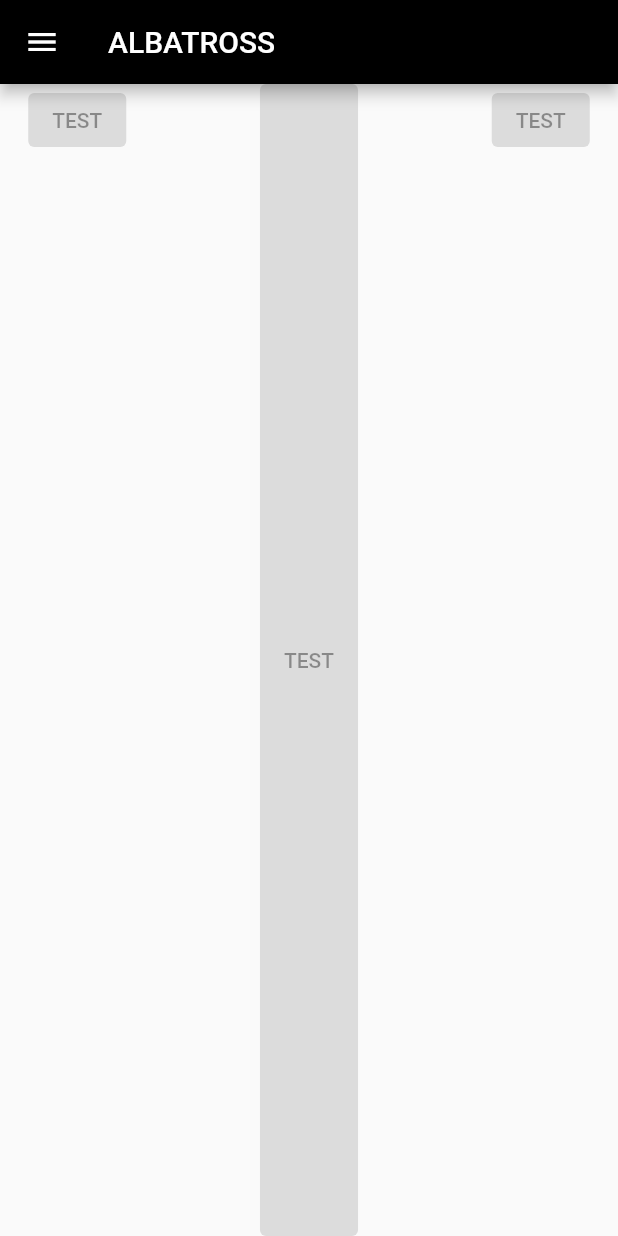
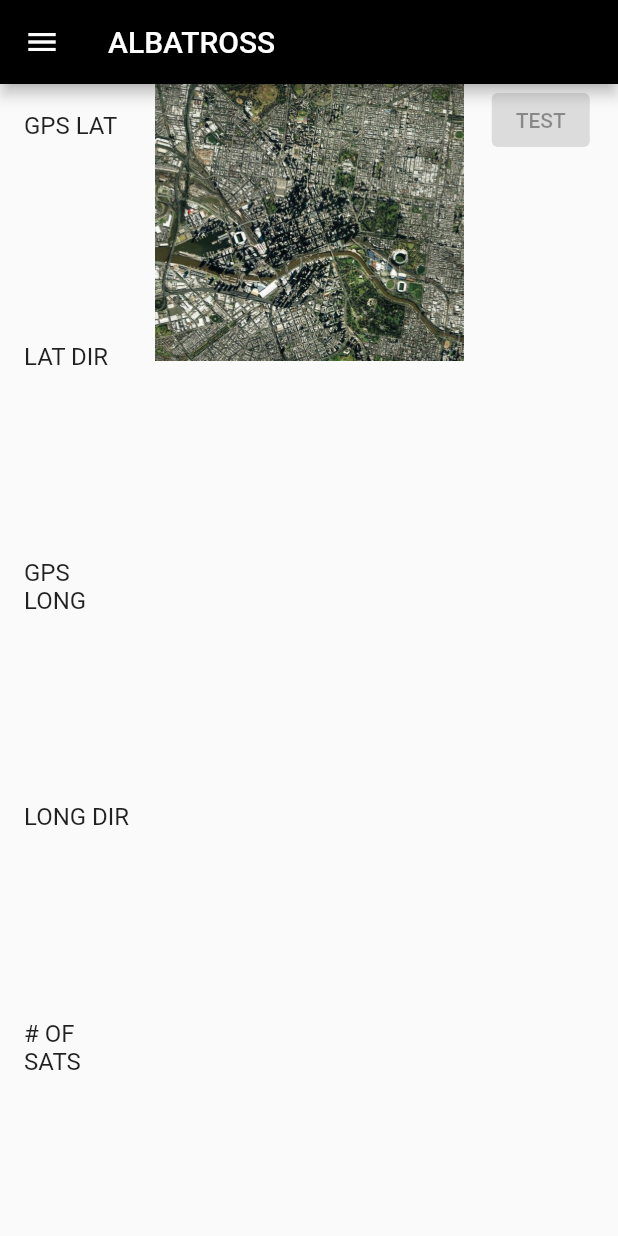
Before and after one commit to dunkaru/alba_gui3, a Flutter app: the GPS screen opened by its route, on a phone screen of 412 x 824 dp. Run offline on Flutter 3.47's test engine with Material 2 defaults, Android fonts, the phone set to English and light mode, and no system bars; our stand-ins replace feather_icons.

Commit message:
gps page layout rough

```diff
--- a/lib/pages/gps.dart
+++ b/lib/pages/gps.dart
@@ -14,7 +14,7 @@ class _GPSState extends State<GPS> {
   @override
   Widget build(BuildContext context) {
     return Scaffold(
-      //backgroundColor: Colors.black,
+      //backgroundColor: Colors.grey[800],
       appBar: myAppBar,
       drawer: Drawer(
         backgroundColor: Colors.grey[300],
@@ -72,13 +72,32 @@ class _GPSState extends State<GPS> {
             flex: 1,
             child: Column(
               mainAxisSize: MainAxisSize.max,
-              children: [
-                Container(
-                  child: ElevatedButton(
-                    child: Text('TEST'),
-                    onPressed: (null),
+              children: const [
+                Expanded(
+                  child: ListTile(
+                    title: Text('GPS LAT'),
                   ),
-                )
+                ),
+                Expanded(
+                  child: ListTile(
+                    title: Text('LAT DIR'),
+                  ),
+                ),
+                Expanded(
+                  child: ListTile(
+                    title: Text('GPS LONG'),
+                  ),
+                ),
+                Expanded(
+                  child: ListTile(
+                    title: Text('LONG DIR'),
+                  ),
+                ),
+                Expanded(
+                  child: ListTile(
+                    title: Text('# OF SATS'),
+                  ),
+                ),
               ],
             ),
           ),
@@ -86,11 +105,8 @@ class _GPSState extends State<GPS> {
             flex: 2,
             child: Column(
               children: [
-                Expanded(
-                  child: ElevatedButton(
-                    child: Text('TEST'),
-                    onPressed: (null),
-                  ),
+                Center(
+                  child: Image.asset('assets/images/placeholder.jpg'),
                 ),
               ],
             ),
--- a/pubspec.yaml
+++ b/pubspec.yaml
@@ -59,6 +59,9 @@ flutter:
   # included with your application, so that you can use the icons in
   # the material Icons class.
   uses-material-design: true
+  assets:
+   - assets/images/placeholder.jpg
+
 
   # To add assets to your application, add an assets section, like this:
   # assets:
```
Also changed, not shown: assets/images/placeholder.jpg (added).
